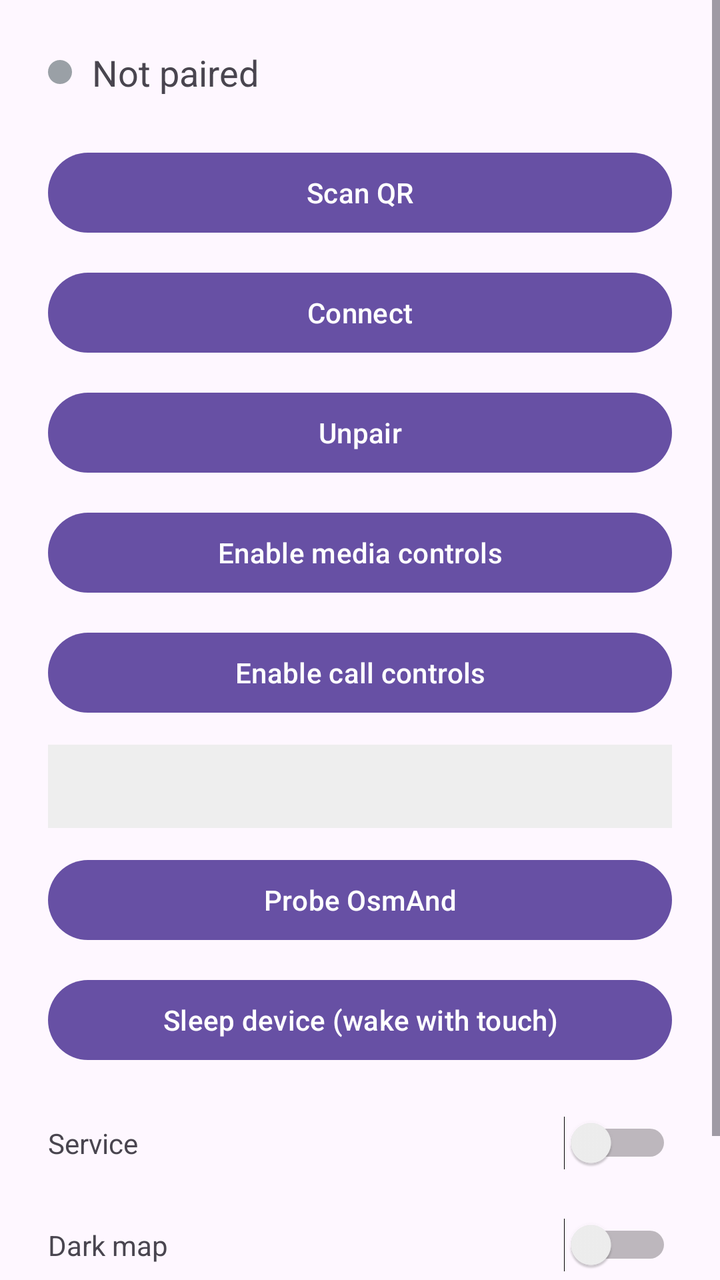
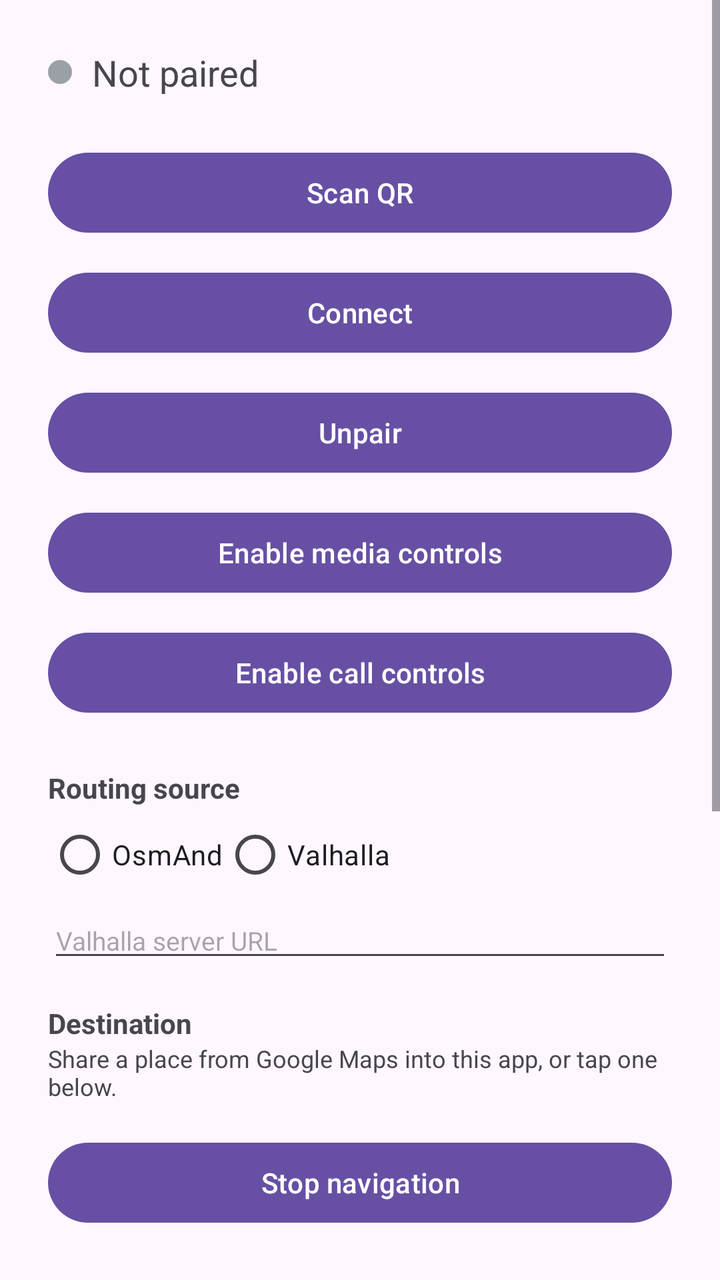

An Android layout rendered at two revisions. The XML below is the earlier revision; the diff shows what the commit changed to produce the second picture.
<!-- AndroidManifest.xml: application theme Theme.Material3.DayNight.NoActionBar -->
<!-- res/layout/activity_main.xml -->
<?xml version="1.0" encoding="utf-8"?>
<ScrollView xmlns:android="http://schemas.android.com/apk/res/android"
    android:layout_width="match_parent"
    android:layout_height="match_parent">

    <LinearLayout
        android:orientation="vertical"
        android:padding="24dp"
        android:layout_width="match_parent"
        android:layout_height="wrap_content">

        <LinearLayout
            android:orientation="horizontal"
            android:gravity="center_vertical"
            android:layout_marginBottom="24dp"
            android:layout_width="match_parent"
            android:layout_height="wrap_content">

            <View
                android:id="@+id/linkDot"
                android:background="@drawable/dot_gray"
                android:layout_width="12dp"
                android:layout_height="12dp"
                android:layout_marginEnd="10dp" />

            <TextView
                android:id="@+id/status"
                android:text="Not paired"
                android:textSize="18sp"
                android:layout_width="0dp"
                android:layout_weight="1"
                android:layout_height="wrap_content" />
        </LinearLayout>

        <Button
            android:id="@+id/btnScan"
            android:text="Scan QR"
            android:layout_width="match_parent"
            android:layout_height="wrap_content" />

        <Button
            android:id="@+id/btnConnect"
            android:text="Connect"
            android:layout_marginTop="12dp"
            android:layout_width="match_parent"
            android:layout_height="wrap_content" />

        <Button
            android:id="@+id/btnUnpair"
            android:text="Unpair"
            android:layout_marginTop="12dp"
            android:layout_width="match_parent"
            android:layout_height="wrap_content" />

        <Button
            android:id="@+id/btnMedia"
            android:text="Enable media controls"
            android:layout_marginTop="12dp"
            android:layout_width="match_parent"
            android:layout_height="wrap_content" />

        <Button
            android:id="@+id/btnCalls"
            android:text="Enable call controls"
            android:layout_marginTop="12dp"
            android:layout_width="match_parent"
            android:layout_height="wrap_content" />

        <TextView
            android:id="@+id/navDump"
            android:text=""
            android:textSize="13sp"
            android:padding="12dp"
            android:layout_marginTop="12dp"
            android:background="#EEEEEE"
            android:layout_width="match_parent"
            android:layout_height="wrap_content" />

        <Button
            android:id="@+id/btnProbeOsmand"
            android:text="Probe OsmAnd"
            android:layout_marginTop="12dp"
            android:layout_width="match_parent"
            android:layout_height="wrap_content" />

        <Button
            android:id="@+id/btnSleep"
            android:text="Sleep device (wake with touch)"
            android:layout_marginTop="12dp"
            android:layout_width="match_parent"
            android:layout_height="wrap_content" />

        <LinearLayout
            android:orientation="horizontal"
            android:gravity="center_vertical"
            android:layout_marginTop="24dp"
            android:layout_width="match_parent"
            android:layout_height="wrap_content">

            <TextView
                android:text="Service"
                android:layout_width="0dp"
                android:layout_weight="1"
                android:layout_height="wrap_content" />

            <Switch
                android:id="@+id/serviceToggle"
                android:layout_width="wrap_content"
                android:layout_height="wrap_content" />
        </LinearLayout>

        <LinearLayout
            android:orientation="horizontal"
            android:gravity="center_vertical"
            android:layout_marginTop="24dp"
            android:layout_width="match_parent"
            android:layout_height="wrap_content">

            <TextView
                android:text="Dark map"
                android:layout_width="0dp"
                android:layout_weight="1"
                android:layout_height="wrap_content" />

            <Switch
                android:id="@+id/darkMapToggle"
                android:layout_width="wrap_content"
                android:layout_height="wrap_content" />
        </LinearLayout>

        <TextView
            android:text="Brightness"
            android:layout_marginTop="24dp"
            android:layout_width="wrap_content"
            android:layout_height="wrap_content" />

        <SeekBar
            android:id="@+id/brightness"
            android:max="100"
            android:progress="80"
            android:layout_width="match_parent"
            android:layout_height="wrap_content" />
    </LinearLayout>
</ScrollView>
<!-- resources referenced by this layout -->
<resources>
  <!-- drawable dot_gray (drawable) -->
  <?xml version="1.0" encoding="utf-8"?>
  <shape xmlns:android="http://schemas.android.com/apk/res/android" android:shape="oval">
      <solid android:color="#9AA0A6" />
      <size android:width="12dp" android:height="12dp" />
  </shape>
</resources>

<!-- the commit's change to res/layout/activity_main.xml (unified diff, before → after) -->
@@ -67,6 +67,74 @@
             android:layout_height="wrap_content" />
 
         <TextView
+            android:text="Routing source"
+            android:textStyle="bold"
+            android:layout_marginTop="24dp"
+            android:layout_width="wrap_content"
+            android:layout_height="wrap_content" />
+
+        <RadioGroup
+            android:id="@+id/sourceGroup"
+            android:orientation="horizontal"
+            android:layout_width="match_parent"
+            android:layout_height="wrap_content">
+
+            <RadioButton
+                android:id="@+id/radioOsmand"
+                android:text="OsmAnd"
+                android:layout_width="wrap_content"
+                android:layout_height="wrap_content" />
+
+            <RadioButton
+                android:id="@+id/radioValhalla"
+                android:text="Valhalla"
+                android:layout_width="wrap_content"
+                android:layout_height="wrap_content" />
+        </RadioGroup>
+
+        <EditText
+            android:id="@+id/valhallaUrl"
+            android:hint="Valhalla server URL"
+            android:inputType="textUri"
+            android:textSize="13sp"
+            android:layout_width="match_parent"
+            android:layout_height="wrap_content" />
+
+        <TextView
+            android:text="Destination"
+            android:textStyle="bold"
+            android:layout_marginTop="16dp"
+            android:layout_width="wrap_content"
+            android:layout_height="wrap_content" />
+
+        <TextView
+            android:text="Share a place from Google Maps into this app, or tap one below."
+            android:textSize="12sp"
+            android:layout_width="match_parent"
+            android:layout_height="wrap_content" />
+
+        <LinearLayout
+            android:id="@+id/destList"
+            android:orientation="vertical"
+            android:layout_marginTop="8dp"
+            android:layout_width="match_parent"
+            android:layout_height="wrap_content" />
+
+        <Button
+            android:id="@+id/btnStopNav"
+            android:text="Stop navigation"
+            android:layout_marginTop="8dp"
+            android:layout_width="match_parent"
+            android:layout_height="wrap_content" />
+
+        <TextView
+            android:id="@+id/navStatus"
+            android:textSize="13sp"
+            android:padding="8dp"
+            android:layout_width="match_parent"
+            android:layout_height="wrap_content" />
+
+        <TextView
             android:id="@+id/navDump"
             android:text=""
             android:textSize="13sp"
